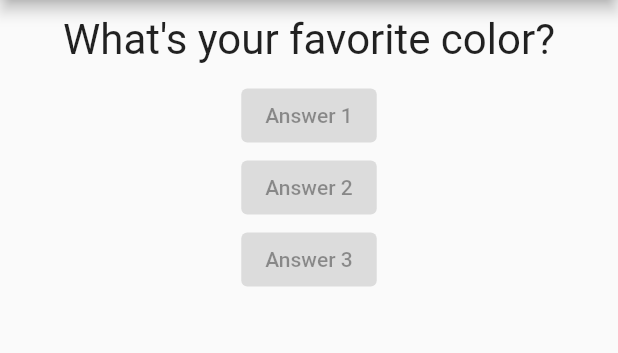
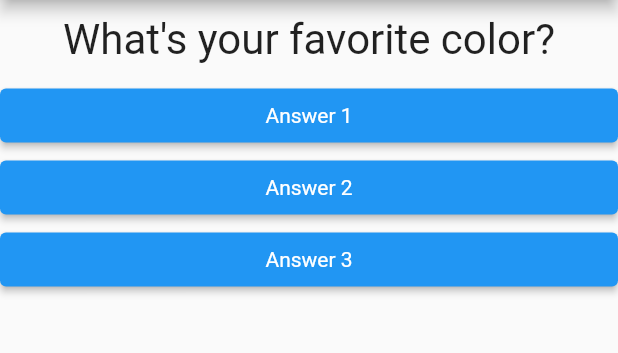
Before and after one commit to mfranco94/quiz_app, a Flutter app: the screen it shows after launch, on a phone screen of 412 x 824 dp, the part 84-437 px from its top. Run offline on Flutter 3.47's test engine with Material 2 defaults, Android fonts, the phone set to English and light mode, and no system bars.

```diff
--- a/lib/answer.dart
+++ b/lib/answer.dart
@@ -2,13 +2,21 @@ import 'package:flutter/material.dart';
 
 class Answer extends StatelessWidget {
   final String title;
+  final void Function() onPressed;
 
-  Answer(this.title);
+  Answer(this.title, this.onPressed);
 
   Widget build(BuildContext context) {
-    return ElevatedButton(
-      onPressed: null,
-      child: Text(title),
+    return Container(
+      width: double.infinity,
+      child: ElevatedButton(
+        style: ElevatedButton.styleFrom(
+          primary: Colors.blue,
+          textStyle: TextStyle(color: Colors.white),
+        ),
+        onPressed: onPressed,
+        child: Text(title),
+      ),
     );
   }
 }
--- a/lib/main.dart
+++ b/lib/main.dart
@@ -27,9 +27,9 @@ class _QuizAppState extends State<QuizApp> {
         body: Column(
           children: [
             Question(questions[_selectedQuestion]),
-            Answer('Answer 1'),
-            Answer('Answer 2'),
-            Answer('Answer 3'),
+            Answer('Answer 1', _answer),
+            Answer('Answer 2', _answer),
+            Answer('Answer 3', _answer),
           ],
         ),
       ),
```
